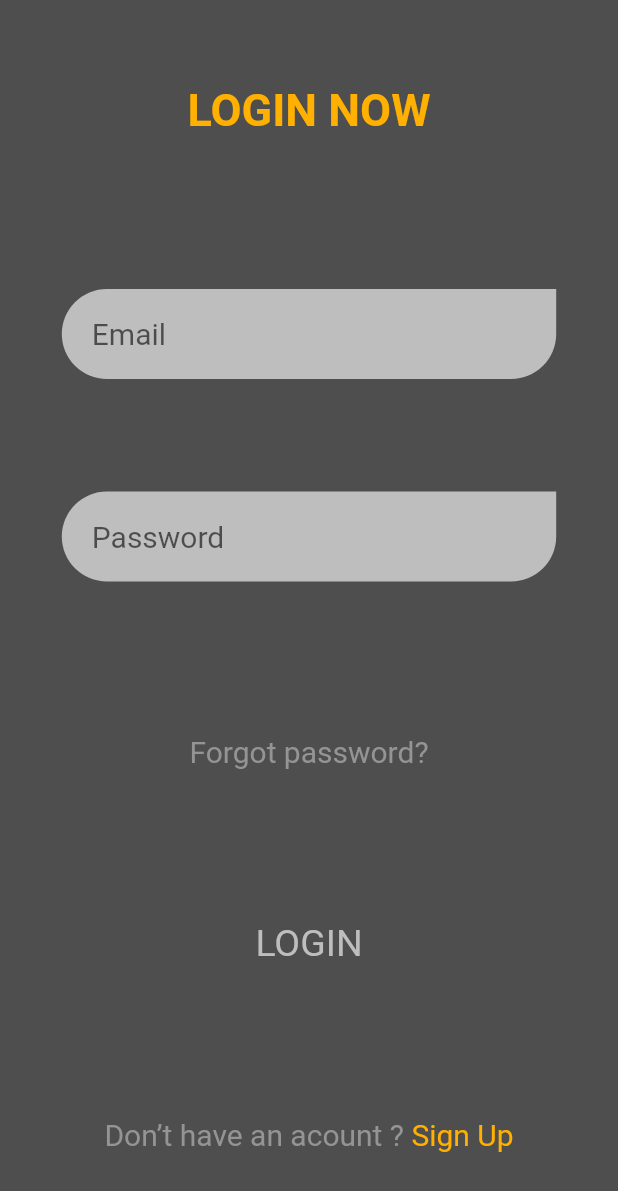
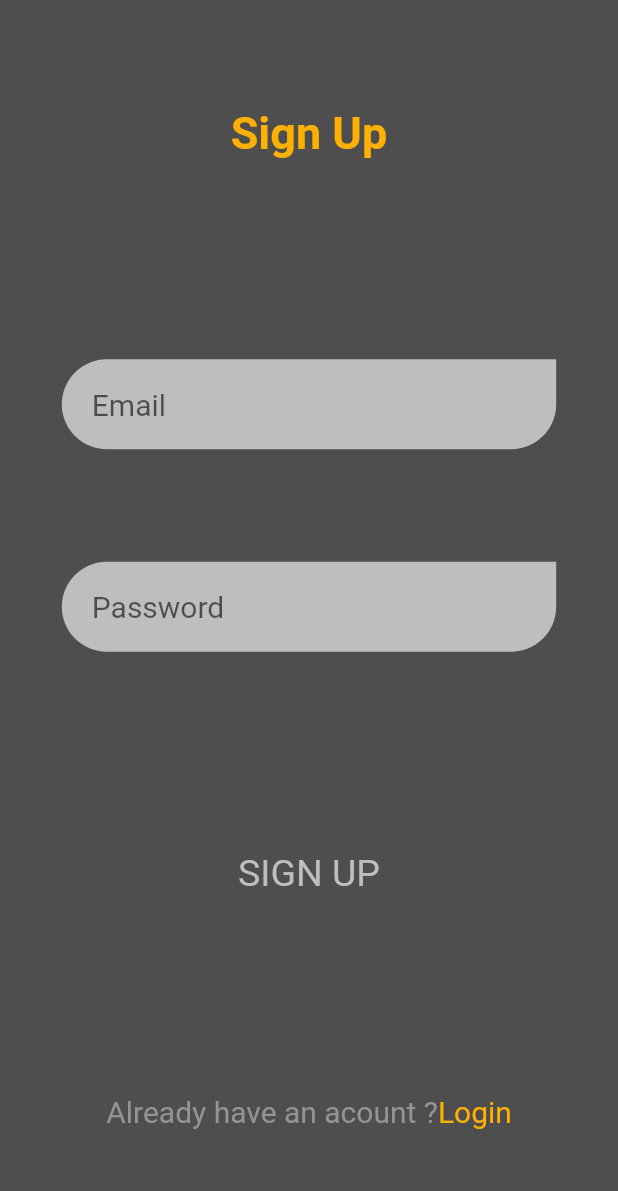
Before and after one commit to pbwauyo/camel-up, a Flutter app: the screen it shows after launch, on a phone screen of 412 x 824 dp. Shown: the top 1191 px of the screen. Run offline on Flutter 3.47's test engine with Material 2 defaults, Android fonts, the phone set to English and light mode, and no system bars.

Commit message:
added signup screen

```diff
--- a/lib/screens/auth/signup.dart
+++ b/lib/screens/auth/signup.dart
@@ -0,0 +1,70 @@
+import 'package:camel_up/shared_widgets/auth_textfield.dart';
+import 'package:camel_up/utils/colors.dart';
+import 'package:flutter/material.dart';
+
+class SignUp extends StatelessWidget {
+  @override
+  Widget build(BuildContext context) {
+    return Scaffold(
+      backgroundColor: AppColors.darkBackground,
+      body: Column(
+        mainAxisAlignment: MainAxisAlignment.spaceAround,
+        children: [
+          Center(
+            child: Container(
+              margin: const EdgeInsets.only(bottom: 10.0, top: 10.0),
+              child: Text(
+                "Sign Up",
+                style: TextStyle(
+                    color: AppColors.yellow,
+                    fontSize: 30,
+                    fontWeight: FontWeight.bold),
+              ),
+            ),
+          ),
+          Column(
+            mainAxisSize: MainAxisSize.min,
+            children: [
+              Container(
+                height: 60,
+                margin: const EdgeInsets.only(bottom: 75.0),
+                child: AuthTextField(hint: "Email"),
+              ),
+              Container(
+                  height: 60,
+                  margin: const EdgeInsets.only(bottom: 10.0),
+                  child: AuthTextField(hint: "Password")),
+            ],
+          ),
+          Center(
+            child: Container(
+              margin: const EdgeInsets.only(bottom: 10.0),
+              child: Text(
+                "SIGN UP",
+                style: TextStyle(color: AppColors.lightGrey, fontSize: 25),
+              ),
+            ),
+          ),
+          Center(
+            child: Container(
+              margin: const EdgeInsets.only(bottom: 10.0),
+              child: RichText(
+                  text: TextSpan(style: TextStyle(fontSize: 20), children: [
+                TextSpan(
+                    text: "Already have an acount ?",
+                    style: TextStyle(
+                      color: AppColors.darkGreyTextColor,
+                    )),
+                TextSpan(
+                    text: "Login",
+                    style: TextStyle(
+                      color: AppColors.yellow,
+                    ))
+              ])),
+            ),
+          ),
+        ],
+      ),
+    );
+  }
+}
--- a/lib/shared_widgets/auth_textfield.dart
+++ b/lib/shared_widgets/auth_textfield.dart
@@ -1,5 +1,3 @@
-import 'dart:ffi';
-
 import 'package:camel_up/utils/colors.dart';
 import 'package:flutter/material.dart';
 
```
Also changed, not shown: lib/main.dart (+3 -33 lines).
